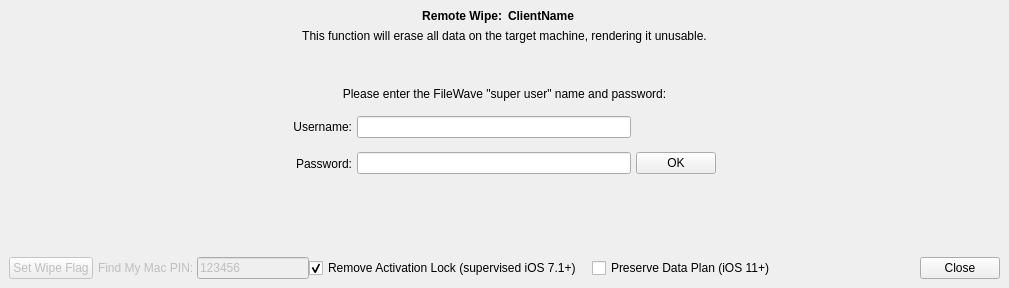
The window that FWAdminLib/RemoteWipeDlg.ui (fw-dev/translations) describes before a commit, drawn with Qt 5.
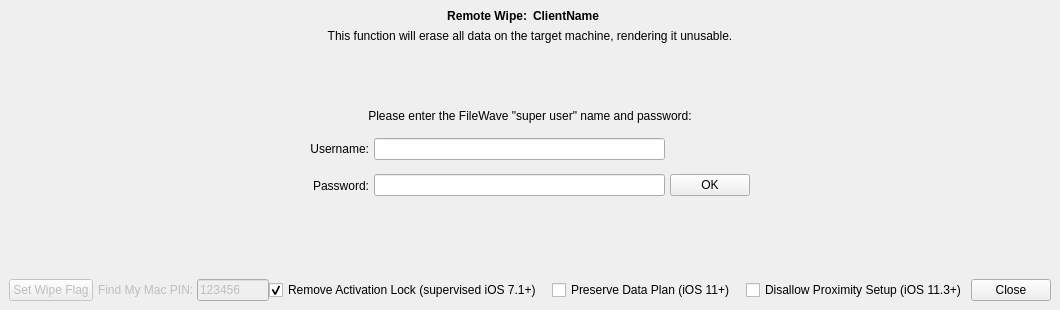
The same window after the commit.

Patch:
```diff
--- a/FWAdminLib/RemoteWipeDlg.ui
+++ b/FWAdminLib/RemoteWipeDlg.ui
@@ -6,8 +6,8 @@
    <rect>
     <x>0</x>
     <y>0</y>
-    <width>1009</width>
-    <height>288</height>
+    <width>1060</width>
+    <height>310</height>
    </rect>
   </property>
   <property name="sizePolicy">
@@ -321,6 +321,29 @@
        </property>
       </widget>
      </item>
+     <item>
+      <spacer name="horizontalSpacer_6">
+       <property name="orientation">
+        <enum>Qt::Horizontal</enum>
+       </property>
+       <property name="sizeType">
+        <enum>QSizePolicy::Fixed</enum>
+       </property>
+       <property name="sizeHint" stdset="0">
+        <size>
+         <width>10</width>
+         <height>20</height>
+        </size>
+       </property>
+      </spacer>
+     </item>
+     <item>
+      <widget class="QCheckBox" name="disallowProximitySetup">
+       <property name="text">
+        <string>Disallow Proximity Setup (iOS 11.3+)</string>
+       </property>
+      </widget>
+     </item>
      <item>
       <spacer name="horizontalSpacer">
        <property name="orientation">
```
